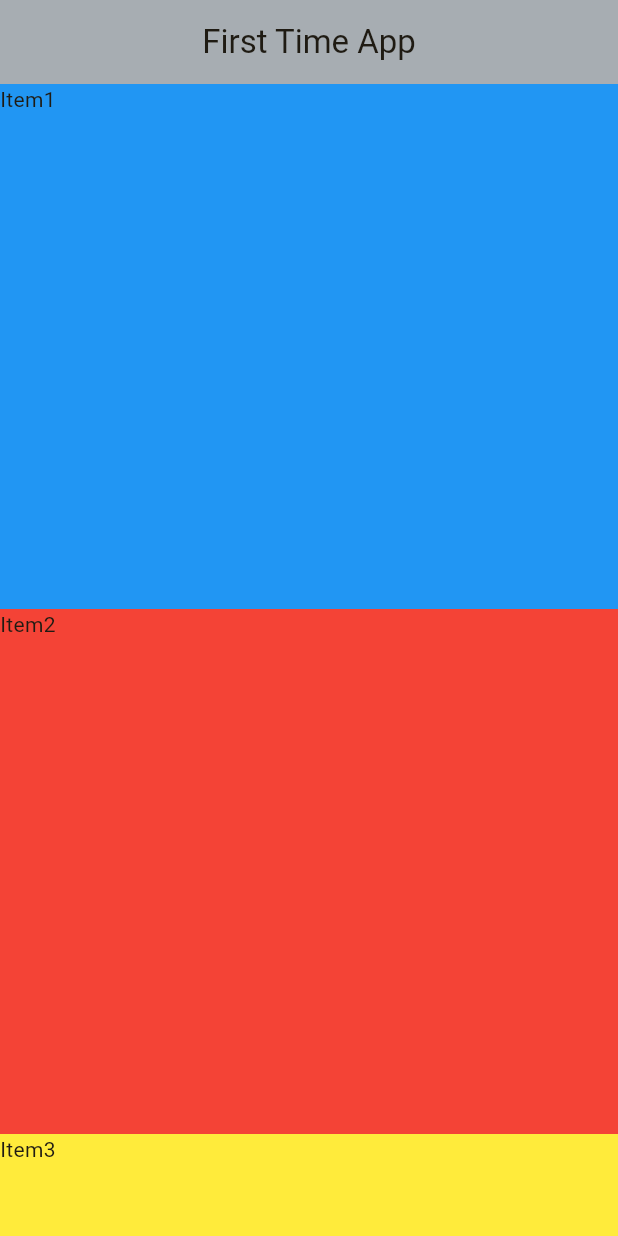
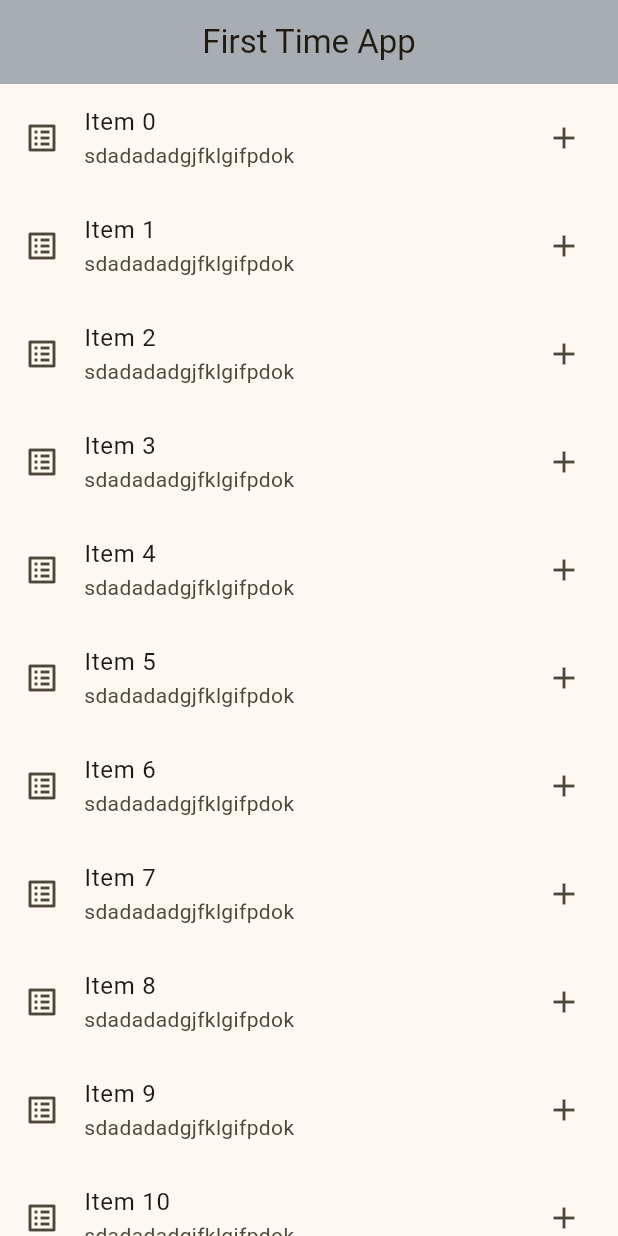
Before and after one commit to titisakk/mytestapp, a Flutter app: the screen it shows after launch, on a phone screen of 412 x 824 dp. Run offline on Flutter 3.47's test engine with Material 3 defaults, Android fonts, the phone set to English and light mode, and no system bars.

Commit message:
listview.builder

```diff
--- a/lib/main.dart
+++ b/lib/main.dart
@@ -31,27 +31,16 @@ class HomeScreen extends StatelessWidget {
         centerTitle: true,
       ),
 
-      body: ListView(
-        children: [
-          Container(
-            height: 350,
-            width: double.infinity,
-            color: Colors.blue,
-            child: Text('Item1'),
-          ),
-          Container(
-            height: 350,
-            width: double.infinity,
-            color: Colors.red,
-            child: Text('Item2'),
-          ),
-          Container(
-            height: 350,
-            width: double.infinity,
-            color: Colors.yellow,
-            child: Text('Item3'),
-          ),
-        ],
+      body: ListView.builder(
+        itemCount: 15,
+        itemBuilder: (context,index){
+          return ListTile(
+          leading: Icon(Icons.list_alt),
+          subtitle: Text('sdadadadgjfklgifpdok'),
+          title: Text('Item $index'),
+          trailing: Icon(Icons.add),
+          );
+        }
       ),
     );
   }
```
